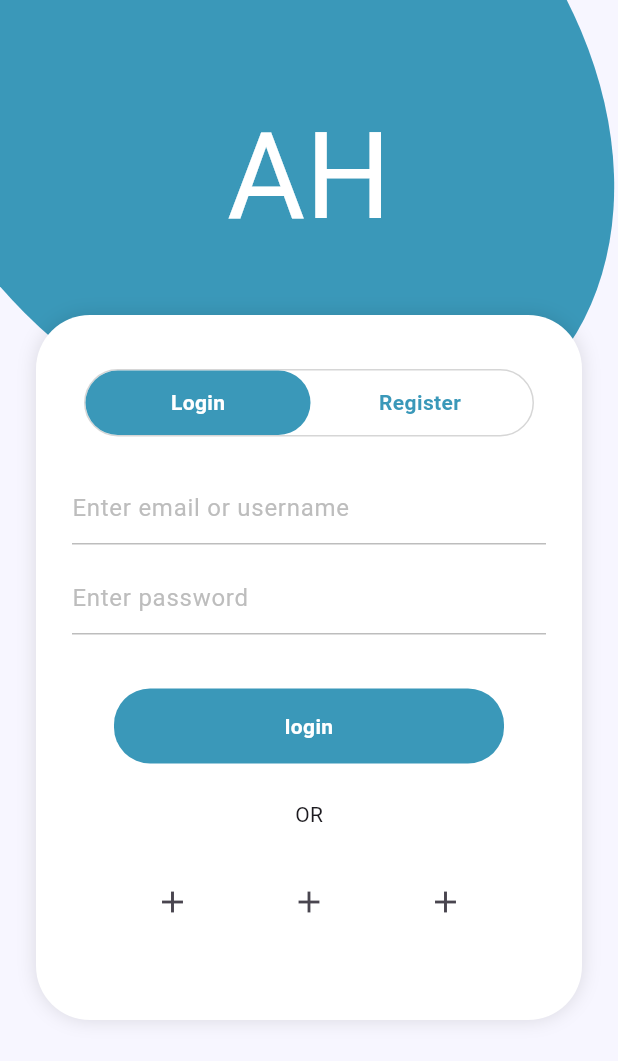
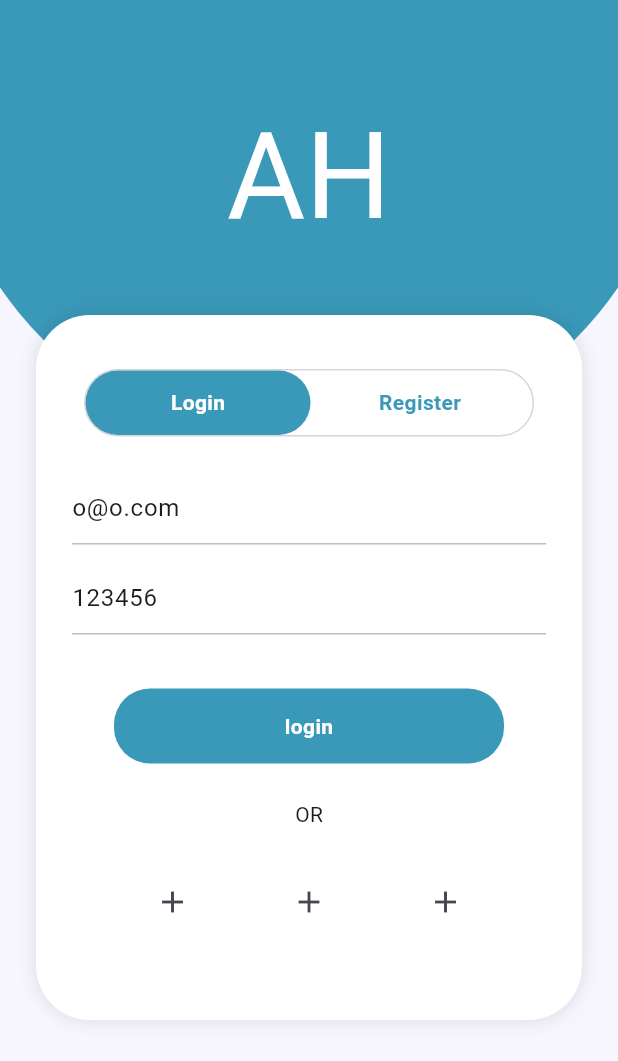
Before and after one commit to A7medhq/complaints-app, a Flutter app: the screen it shows after launch, on a phone screen of 412 x 824 dp. Shown: the top 1061 px of the screen. Run offline on Flutter 3.47's test engine with Material 2 defaults, Android fonts, the phone set to English and light mode, and no system bars; our stand-ins replace shared_preferences.

Commit message:
- Fix some UI issues

```diff
--- a/lib/constants.dart
+++ b/lib/constants.dart
@@ -1 +1,5 @@
-const base_url ='https://palmail.betweenltd.com/api';
+import 'package:flutter/material.dart';
+
+const base_url = 'https://palmail.betweenltd.com/api';
+
+Color kPrimaryColor = const Color(0xff3A98B9);
--- a/lib/views/auth.dart
+++ b/lib/views/auth.dart
@@ -1,8 +1,8 @@
 import 'package:flutter/material.dart';
 
 import '../components/auth_textfield.dart';
-import '../components/background_curve.dart';
 import '../components/toggle_button.dart';
+import '../constants.dart';
 import '../models/response_model.dart';
 import '../services/auth_services.dart';
 
@@ -17,8 +17,10 @@ class AuthScreen extends StatefulWidget {
 
 class _AuthScreenState extends State<AuthScreen> {
   String switched = 'login';
-  TextEditingController emailController = TextEditingController();
-  TextEditingController passwordController = TextEditingController();
+  TextEditingController emailController =
+      TextEditingController(text: 'o@o.com');
+  TextEditingController passwordController =
+      TextEditingController(text: '123456');
   TextEditingController passwordConfirmationController =
       TextEditingController();
 
@@ -26,8 +28,20 @@ class _AuthScreenState extends State<AuthScreen> {
   Widget build(BuildContext context) {
     return Scaffold(
       body: Stack(
+        alignment: Alignment.center,
         children: [
-          const BackgroundCurve(),
+          Positioned(
+            top: -200,
+            child: Container(
+              width: 500,
+              height: 500,
+              decoration: BoxDecoration(
+                color: kPrimaryColor,
+                shape: BoxShape.circle,
+              ),
+            ),
+          ),
+          //  const BackgroundCurve(),
           Padding(
             padding: const EdgeInsets.all(24.0),
             child: SingleChildScrollView(
```
